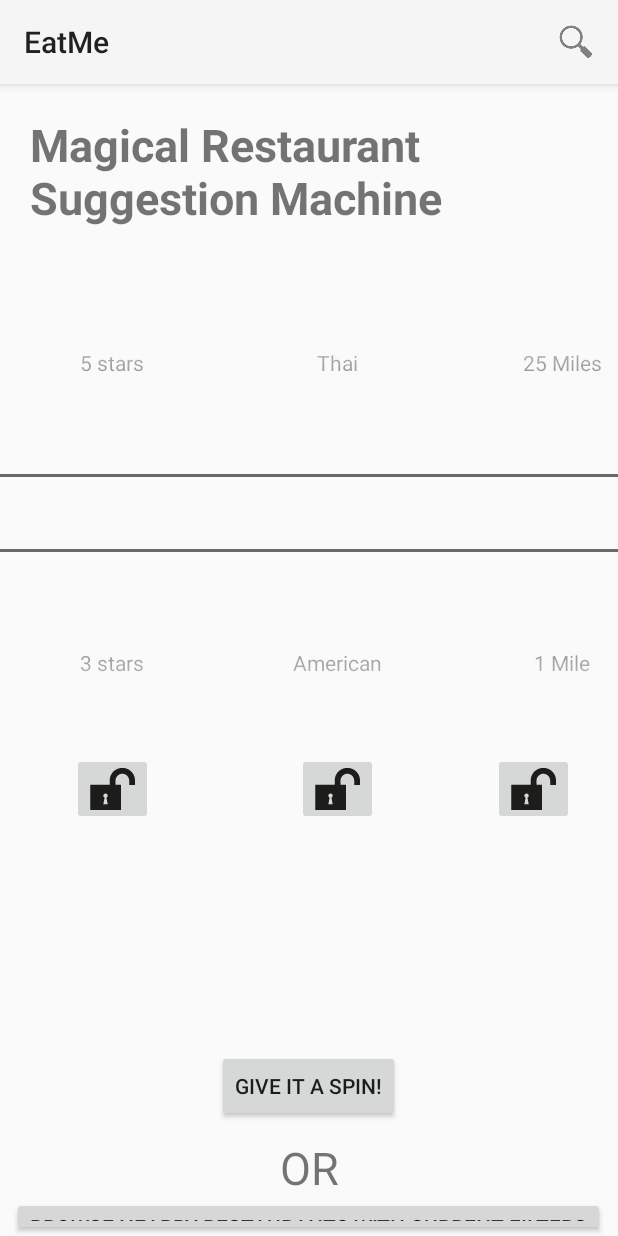
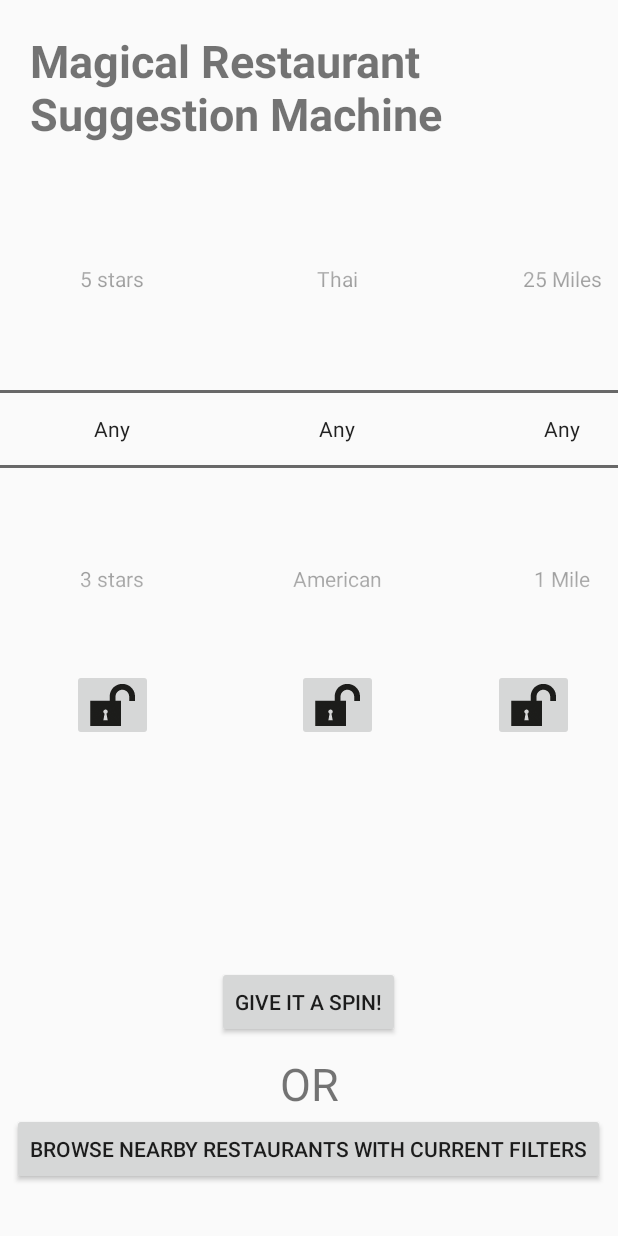
Before and after one commit to yang1102/EatMe, an Android app: the screen it shows after launch (SearchMenu), on a phone screen of 412 x 824 dp. Run offline under Robolectric (Android 15) with nearby library versions, the phone set to English and light mode, and no system bars; libraries missing offline, so code that uses them is left out: com.yelp.clientlib.

Commit message:
changed layout

```diff
--- a/EatMe/app/src/main/java/com/example/jason/liketmreal/SearchMenu.java
+++ b/EatMe/app/src/main/java/com/example/jason/liketmreal/SearchMenu.java
@@ -64,9 +64,9 @@ public class SearchMenu extends AppCompatActivity implements APIFetch.Callback,
     private Boolean distanceLocked = false;
     private Boolean suggestionPressed;
 
-    final String[] arrayString = new String[]{"","American", "Barbeque", "Brazilian", "Cafes", "Chinese", "French", "Greek", "Indian", "Italian", "Japanese", "Mexican", "Middle Eastern", "Thai"};
-    final String[] arrayRating = new String[]{"","3 stars", "3.5 stars", "4 stars", "4.5 stars", "5 stars"};
-    final String[] arrayDistance = new String[]{"","1 Mile", "5 Miles", "10 Miles", "15 Miles", "20 Miles", "25 Miles"};
+    final String[] arrayString = new String[]{"Any","American", "Barbeque", "Brazilian", "Cafes", "Chinese", "French", "Greek", "Indian", "Italian", "Japanese", "Mexican", "Middle Eastern", "Thai"};
+    final String[] arrayRating = new String[]{"Any","3 stars", "3.5 stars", "4 stars", "4.5 stars", "5 stars"};
+    final String[] arrayDistance = new String[]{"Any","1 Mile", "5 Miles", "10 Miles", "15 Miles", "20 Miles", "25 Miles"};
 
     final String[] typeCodes = new String[]{"","newamerican", "bbq", "brazilian", "cafes", "chinese", "french", "greek", "indpak", "italian", "japanese", "mexican", "mideastern", "thai",};
     final String[] milesToMeters = new String[]{"","1609", "8046", "16093", "24140", "32186", "40000"};//approximate miles to meters conversion
@@ -115,8 +115,8 @@ public class SearchMenu extends AppCompatActivity implements APIFetch.Callback,
 
 
         setContentView(R.layout.activity_search_menue);
-        final Toolbar myToolbar = (Toolbar) findViewById(R.id.my_toolbar);
-        setSupportActionBar(myToolbar);
+//        final Toolbar myToolbar = (Toolbar) findViewById(R.id.my_toolbar);
+//        setSupportActionBar(myToolbar);
 
         searchNearbyButton = (Button) findViewById(R.id.nearbyButton);
 
--- a/EatMe/app/src/main/res/layout/activity_search_menue.xml
+++ b/EatMe/app/src/main/res/layout/activity_search_menue.xml
@@ -11,20 +11,19 @@
     android:layout_height="match_parent"
     tools:context="com.example.jason.liketmreal.SearchMenu">
 
-    <android.support.v7.widget.Toolbar
-        android:id="@+id/my_toolbar"
-        android:layout_width="match_parent"
-        android:layout_height="?attr/actionBarSize"
-        android:background="?attr/colorPrimary"
-        android:elevation="4dp"
-        android:theme="@style/ThemeOverlay.AppCompat.ActionBar"
-        app:popupTheme="@style/ThemeOverlay.AppCompat.Light"/>
+    <!--<android.support.v7.widget.Toolbar-->
+        <!--android:id="@+id/my_toolbar"-->
+        <!--android:layout_width="match_parent"-->
+        <!--android:layout_height="?attr/actionBarSize"-->
+        <!--android:background="?attr/colorPrimary"-->
+        <!--android:elevation="4dp"-->
+        <!--android:theme="@style/ThemeOverlay.AppCompat.ActionBar"-->
+        <!--app:popupTheme="@style/ThemeOverlay.AppCompat.Light"/>-->
 
     <TextView
         android:layout_width="match_parent"
         android:layout_height="wrap_content"
         android:id="@+id/IntroText"
-        android:layout_below="@+id/my_toolbar"
         android:layout_alignParentLeft="true"
         android:layout_alignParentStart="true"
         android:layout_margin="20dp"
```
Also changed, not shown: EatMe/app/src/main/java/com/example/jason/liketmreal/RestaurantViewActivity.java (+15 -17 lines), EatMe/app/src/main/res/layout/activity_restaurant_view.xml (+0 -10 lines).
